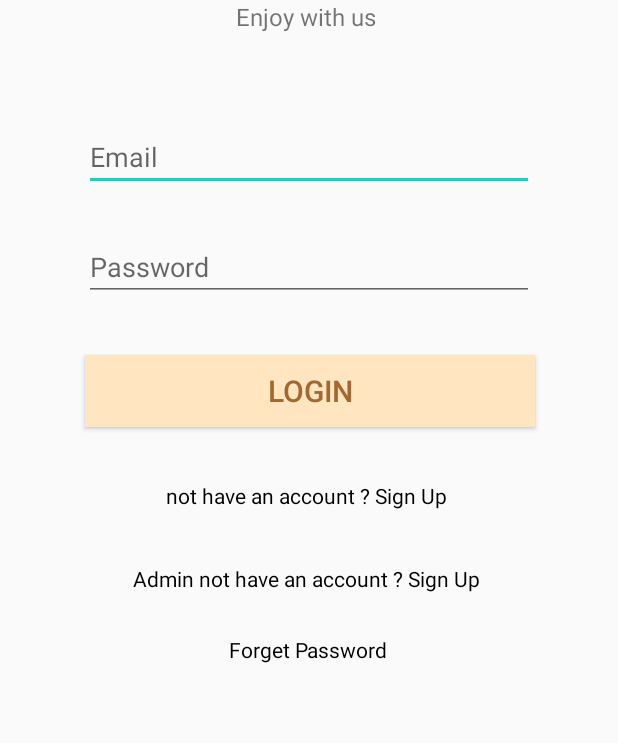
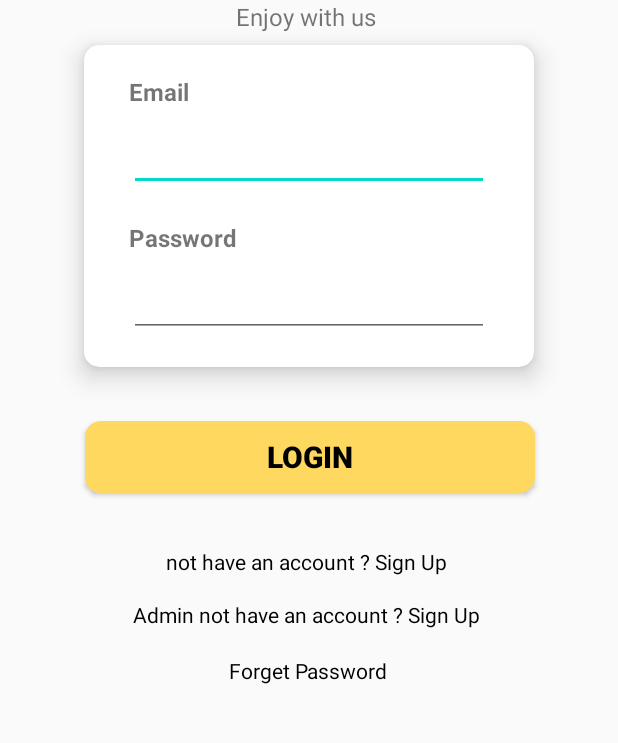
Before and after one commit to teamADJ/HappyPet, an Android app: the screen it shows after launch (LoginActivity), on a phone screen of 412 x 824 dp, the part 229-972 px from its top. Run offline under Robolectric (Android 15) with nearby library versions, the phone set to English and light mode, and no system bars; our stand-ins replace Firebase (no records; nobody signed in at launch, a user with empty details on screens opened directly).

Commit message:
login view

```diff
--- a/app/build.gradle
+++ b/app/build.gradle
@@ -34,4 +34,5 @@ dependencies {
     testImplementation 'junit:junit:4.12'
     androidTestImplementation 'androidx.test.ext:junit:1.1.2'
     androidTestImplementation 'androidx.test.espresso:espresso-core:3.3.0'
+    implementation 'com.google.android.material:material:1.3.0'
 }
--- /dev/null
+++ b/app/src/main/res/drawable/btn.xml
@@ -0,0 +1,24 @@
+<?xml version="1.0" encoding="utf-8"?>
+<selector xmlns:android="http://schemas.android.com/apk/res/android" >
+    <item android:state_pressed="true" >
+        <shape android:shape="rectangle"  >
+            <corners android:radius="10dp" />
+            <stroke android:width="1dip" android:color="#FFD85F" />
+            <gradient android:angle="-90" android:startColor="#FFD85F" android:endColor="#FFD85F"  />
+        </shape>
+    </item>
+    <item android:state_focused="true">
+        <shape android:shape="rectangle"  >
+            <corners android:radius="10dp" />
+            <stroke android:width="1dip" android:color="#FFD85F" />
+            <solid android:color="#FFD85F"/>
+        </shape>
+    </item>
+    <item >
+        <shape android:shape="rectangle"  >
+            <corners android:radius="10dp" />
+            <stroke android:width="1dip" android:color="#FFD85F" />
+            <gradient android:angle="-90" android:startColor="#FFD85F" android:endColor="#FFD85F" />
+        </shape>
+    </item>
+</selector>
--- a/app/src/main/res/layout/activity_login.xml
+++ b/app/src/main/res/layout/activity_login.xml
@@ -4,6 +4,7 @@
     xmlns:tools="http://schemas.android.com/tools"
     android:layout_width="match_parent"
     android:layout_height="match_parent"
+
     tools:context=".LoginActivity">
 
     <TextView
@@ -30,43 +31,99 @@
         app:layout_constraintStart_toStartOf="parent"
         app:layout_constraintTop_toBottomOf="@+id/HappyPetTV" />
 
+
+    <androidx.cardview.widget.CardView
+        android:id="@+id/loginBox"
+        android:layout_width="300dp"
+        android:layout_height="wrap_content"
+        android:layout_gravity="center"
+        android:layout_marginTop="8dp"
+        android:layout_marginBottom="36dp"
+
+        app:cardCornerRadius="10dp"
+        app:cardElevation="10dp"
+        app:layout_constraintBottom_toTopOf="@+id/btn_login"
+
+        app:layout_constraintEnd_toEndOf="parent"
+        app:layout_constraintStart_toStartOf="parent"
+        app:layout_constraintTop_toBottomOf="@+id/happyPetTV">
+
+        <LinearLayout
+            android:layout_width="wrap_content"
+            android:layout_height="wrap_content"
+            android:orientation="vertical">
+
+            <TextView
+                android:id="@+id/login_email_tv"
+                android:layout_width="wrap_content"
+                android:layout_height="wrap_content"
+                android:text="Email "
+                android:textSize="16sp"
+                android:textStyle="bold"
+                android:layout_marginTop="20dp"
+                android:layout_marginLeft="30dp"
+
+                app:layout_constraintEnd_toEndOf="parent"
+                app:layout_constraintStart_toStartOf="parent"/>
+
             <EditText
                 android:id="@+id/edt_email"
-        android:layout_width="300dp"
+                android:layout_width="240dp"
                 android:layout_height="wrap_content"
-        android:layout_marginTop="60dp"
+                android:layout_marginLeft="30dp"
+                android:layout_marginTop="10dp"
+                android:layout_marginRight="30dp"
                 android:ems="10"
-        android:hint="Email "
+
                 android:inputType="textPersonName"
+                app:layout_constraintTop_toBottomOf="@+id/login_email_tv"
+                />
+
+            <TextView
+                android:id="@+id/login_password_tv"
+                android:layout_width="wrap_content"
+                android:layout_height="wrap_content"
+                android:text="Password "
+                android:textSize="16sp"
+                android:textStyle="bold"
+                android:layout_marginTop="20dp"
+                android:layout_marginLeft="30dp"
+                app:layout_constraintTop_toBottomOf="@+id/edt_email"
                 app:layout_constraintEnd_toEndOf="parent"
-        app:layout_constraintStart_toStartOf="parent"
-        app:layout_constraintTop_toBottomOf="@+id/happyPetTV" />
+                app:layout_constraintStart_toStartOf="parent"/>
 
             <EditText
                 android:id="@+id/edt_pass"
-        android:layout_width="300dp"
+                android:layout_width="240dp"
                 android:layout_height="wrap_content"
-        android:layout_marginTop="28dp"
+                android:layout_marginLeft="30dp"
+                android:layout_marginTop="10dp"
+                android:layout_marginRight="30dp"
+                android:layout_marginBottom="20dp"
                 android:ems="10"
-        android:hint="Password"
+
                 android:inputType="textPassword"
-        app:layout_constraintEnd_toEndOf="parent"
-        app:layout_constraintStart_toStartOf="parent"
-        app:layout_constraintTop_toBottomOf="@+id/edt_email" />
+                app:layout_constraintTop_toBottomOf="@+id/login_password_tv" />
+        </LinearLayout>
+
+
+    </androidx.cardview.widget.CardView>
 
     <Button
         android:id="@+id/btn_login"
         android:layout_width="300dp"
         android:layout_height="wrap_content"
         android:layout_marginTop="36dp"
-        android:background="#FFE5C0"
-        android:text="LOGIN"
-        android:textColor="#A36831"
+        android:background="@drawable/btn"
+        android:text="Login"
+        android:textColor="@color/black"
         android:textSize="20sp"
+        android:textStyle="bold"
+        app:layout_constraintCircleRadius="10dp"
         app:layout_constraintEnd_toEndOf="parent"
         app:layout_constraintHorizontal_bias="0.504"
         app:layout_constraintStart_toStartOf="parent"
-        app:layout_constraintTop_toBottomOf="@+id/edt_pass" />
+        app:layout_constraintTop_toBottomOf="@+id/loginBox" />
 
     <TextView
         android:id="@+id/register_link"
@@ -83,7 +140,7 @@
         android:id="@+id/register_admin_link"
         android:layout_width="wrap_content"
         android:layout_height="wrap_content"
-        android:layout_marginTop="36dp"
+        android:layout_marginTop="16dp"
         android:text="Admin not have an account ? Sign Up "
         android:textColor="#000000"
         app:layout_constraintEnd_toEndOf="parent"
@@ -94,7 +151,7 @@
         android:id="@+id/forget_pass"
         android:layout_width="wrap_content"
         android:layout_height="wrap_content"
-        android:layout_marginTop="28dp"
+        android:layout_marginTop="18dp"
         android:text="Forget Password"
         android:textColor="#000000"
         app:layout_constraintEnd_toEndOf="parent"
```
Lines whose indentation alone changed are shown as unchanged.
